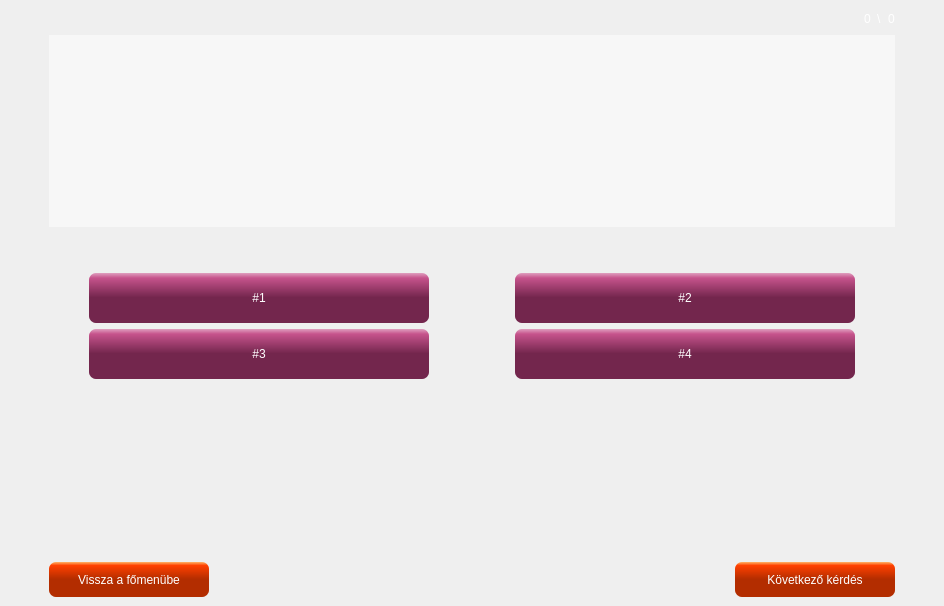
This is qtserver/quizfelulet.ui in p-anna9603/fancy_nev as Qt 5 draws it before an edit. The edited form follows.
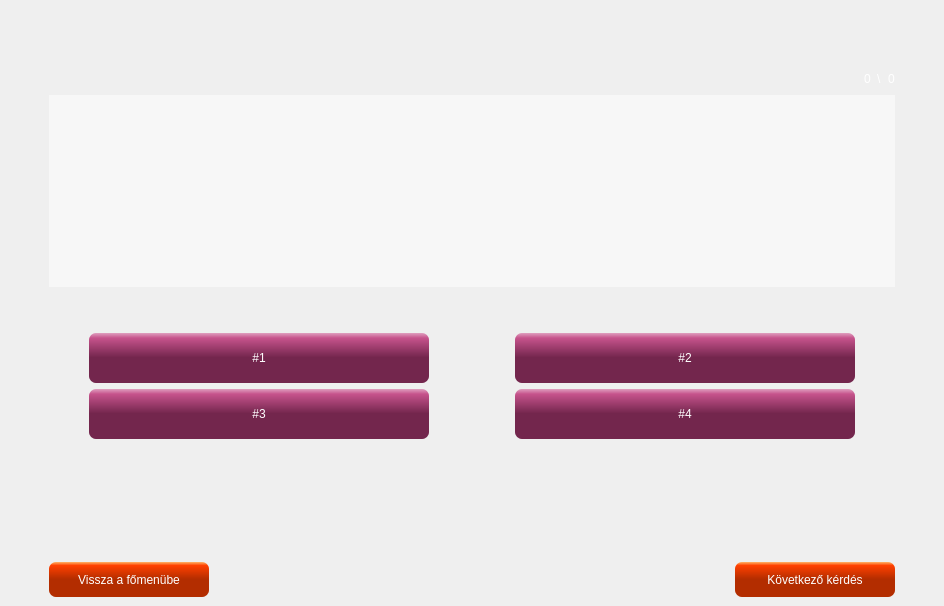
This is the edited form.

The edit to the form file:
```diff
--- a/qtserver/quizfelulet.ui
+++ b/qtserver/quizfelulet.ui
@@ -34,23 +34,7 @@
 }</string>
    </property>
    <layout class="QGridLayout" name="gridLayout">
-    <item row="1" column="3">
-     <spacer name="horizontalSpacer_10">
-      <property name="orientation">
-       <enum>Qt::Horizontal</enum>
-      </property>
-      <property name="sizeType">
-       <enum>QSizePolicy::Fixed</enum>
-      </property>
-      <property name="sizeHint" stdset="0">
-       <size>
-        <width>40</width>
-        <height>20</height>
-       </size>
-      </property>
-     </spacer>
-    </item>
-    <item row="0" column="1" rowspan="2" colspan="2">
+    <item row="1" column="1" rowspan="2" colspan="2">
      <layout class="QVBoxLayout" name="verticalLayout_4">
       <item>
        <layout class="QVBoxLayout" name="verticalLayout_3">
@@ -430,7 +414,23 @@
       </item>
      </layout>
     </item>
-    <item row="0" column="0">
+    <item row="2" column="3">
+     <spacer name="horizontalSpacer_10">
+      <property name="orientation">
+       <enum>Qt::Horizontal</enum>
+      </property>
+      <property name="sizeType">
+       <enum>QSizePolicy::Fixed</enum>
+      </property>
+      <property name="sizeHint" stdset="0">
+       <size>
+        <width>40</width>
+        <height>20</height>
+       </size>
+      </property>
+     </spacer>
+    </item>
+    <item row="1" column="0">
      <spacer name="horizontalSpacer_9">
       <property name="orientation">
        <enum>Qt::Horizontal</enum>
@@ -446,6 +446,22 @@
       </property>
      </spacer>
     </item>
+    <item row="0" column="1">
+     <spacer name="verticalSpacer_3">
+      <property name="orientation">
+       <enum>Qt::Vertical</enum>
+      </property>
+      <property name="sizeType">
+       <enum>QSizePolicy::Fixed</enum>
+      </property>
+      <property name="sizeHint" stdset="0">
+       <size>
+        <width>20</width>
+        <height>60</height>
+       </size>
+      </property>
+     </spacer>
+    </item>
    </layout>
   </widget>
  </widget>
```
